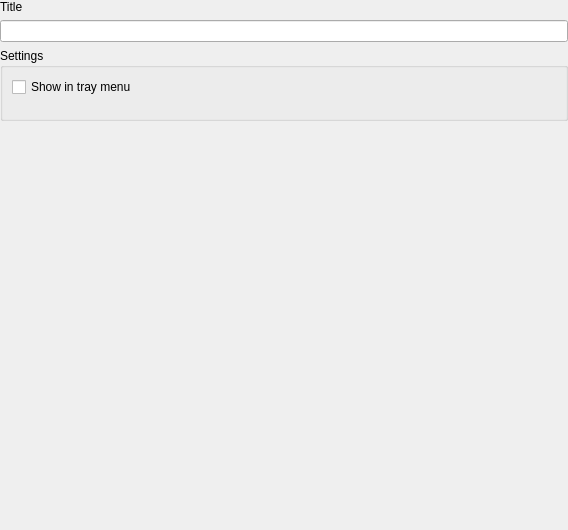
Before: the Qt Designer form uic/folderpage.ui in autokey/autokey, drawn with Qt 5.
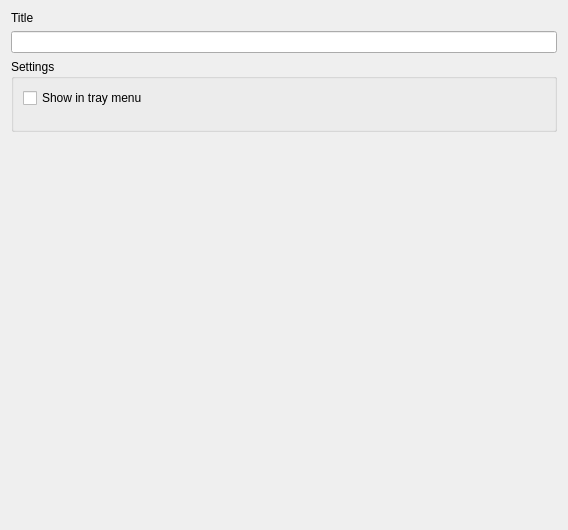
After: the same form once the commit is applied. Custom widgets are drawn as their Qt base class.

Commit message: Implement validation in dialogs and pages Tweak folderPage to have the same borders as all other pages

Diff of the .ui file:
```diff
--- a/uic/folderpage.ui
+++ b/uic/folderpage.ui
@@ -14,9 +14,6 @@
    <string>Form</string>
   </property>
   <layout class="QVBoxLayout" name="verticalLayout_2">
-   <property name="margin">
-    <number>0</number>
-   </property>
    <item>
     <widget class="QLabel" name="titleLabel">
      <property name="text">
```
The commit also changes 6 other files.
